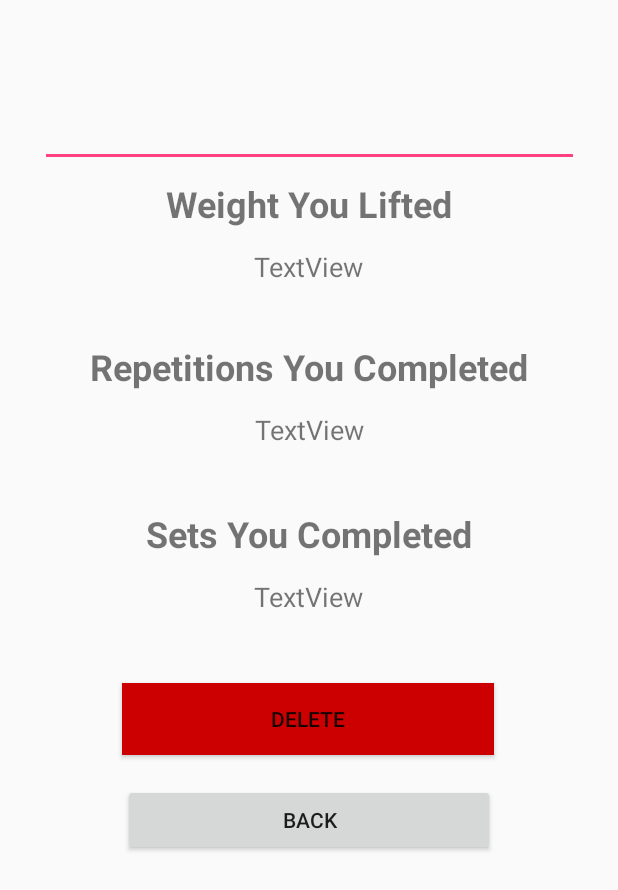
After one commit to jkcaldwe/CIS535_Android, an Android app: the layout activity_history2.xml on its own in the app's theme, with its tools: preview values and no code run, on a phone screen of 412 x 824 dp. The commit adds this screen. Shown: the top 890 px of the screen. Run offline under Robolectric (Android 15) with nearby library versions, the phone set to English and light mode, and no system bars.

Commit message:
both history pages working.  Adding delete function

```diff
--- a/app/src/main/AndroidManifest.xml
+++ b/app/src/main/AndroidManifest.xml
@@ -23,8 +23,8 @@
         <activity android:name=".UserAreaActivity" />
         <activity android:name=".InfoActivity" />
         <activity android:name=".HistoryActivity" />
-        <activity android:name=".NewExerciseActivity"></activity>
+        <activity android:name=".NewExerciseActivity" />
+        <activity android:name=".HistoryActivity2"></activity>
     </application>
 
-
-    </manifest>
+</manifest>
--- /dev/null
+++ b/app/src/main/res/layout/activity_history2.xml
@@ -0,0 +1,145 @@
+<?xml version="1.0" encoding="utf-8"?>
+<android.support.constraint.ConstraintLayout xmlns:android="http://schemas.android.com/apk/res/android"
+    xmlns:app="http://schemas.android.com/apk/res-auto"
+    xmlns:tools="http://schemas.android.com/tools"
+    android:layout_width="match_parent"
+    android:layout_height="match_parent"
+    tools:context="edu.umich.kvmyrick.getfit.HistoryActivity2">
+
+    <EditText
+        android:id="@+id/hist2mainText"
+        android:layout_width="359dp"
+        android:layout_height="105dp"
+        android:layout_marginLeft="8dp"
+        android:layout_marginRight="8dp"
+        android:layout_marginTop="6dp"
+        android:ems="10"
+        android:inputType="textMultiLine"
+        android:textAlignment="center"
+        android:textColor="@android:color/holo_blue_dark"
+        android:textSize="24sp"
+        android:textStyle="bold"
+        app:layout_constraintLeft_toLeftOf="parent"
+        app:layout_constraintRight_toRightOf="parent"
+        app:layout_constraintTop_toTopOf="parent" />
+
+    <TextView
+        android:id="@+id/textView3"
+        android:layout_width="354dp"
+        android:layout_height="46dp"
+        android:layout_marginTop="8dp"
+        android:text="Weight You Lifted"
+        android:textAlignment="center"
+        android:textSize="24sp"
+        android:textStyle="bold"
+        app:layout_constraintTop_toBottomOf="@+id/hist2mainText"
+        android:layout_marginLeft="8dp"
+        app:layout_constraintLeft_toLeftOf="parent"
+        android:layout_marginRight="8dp"
+        app:layout_constraintRight_toRightOf="parent"
+        app:layout_constraintHorizontal_bias="0.512" />
+
+    <TextView
+        android:id="@+id/HistWeightText"
+        android:layout_width="350dp"
+        android:layout_height="45dp"
+        android:text="TextView"
+        android:textAlignment="center"
+        android:textSize="18sp"
+        android:layout_marginTop="0dp"
+        app:layout_constraintTop_toBottomOf="@+id/textView3"
+        android:layout_marginLeft="8dp"
+        app:layout_constraintLeft_toLeftOf="parent"
+        android:layout_marginRight="8dp"
+        app:layout_constraintRight_toRightOf="parent"
+        app:layout_constraintHorizontal_bias="0.488" />
+
+    <TextView
+        android:id="@+id/textView6"
+        android:layout_width="354dp"
+        android:layout_height="46dp"
+        android:layout_marginLeft="8dp"
+        android:layout_marginRight="8dp"
+        android:layout_marginTop="17dp"
+        android:text="Repetitions You Completed"
+        android:textAlignment="center"
+        android:textSize="24sp"
+        android:textStyle="bold"
+        app:layout_constraintHorizontal_bias="0.488"
+        app:layout_constraintLeft_toLeftOf="parent"
+        app:layout_constraintRight_toRightOf="parent"
+        app:layout_constraintTop_toBottomOf="@+id/HistWeightText" />
+
+    <TextView
+        android:id="@+id/HistRepsText"
+        android:layout_width="349dp"
+        android:layout_height="47dp"
+        android:text="TextView"
+        android:textAlignment="center"
+        android:textSize="18sp"
+        android:layout_marginTop="0dp"
+        app:layout_constraintTop_toBottomOf="@+id/textView6"
+        android:layout_marginLeft="8dp"
+        app:layout_constraintLeft_toLeftOf="parent"
+        android:layout_marginRight="8dp"
+        app:layout_constraintRight_toRightOf="parent" />
+
+    <TextView
+        android:id="@+id/textView8"
+        android:layout_width="354dp"
+        android:layout_height="46dp"
+        android:layout_marginLeft="8dp"
+        android:layout_marginRight="8dp"
+        android:layout_marginTop="18dp"
+        android:text="Sets You Completed"
+        android:textAlignment="center"
+        android:textSize="24sp"
+        android:textStyle="bold"
+        app:layout_constraintHorizontal_bias="0.488"
+        app:layout_constraintLeft_toLeftOf="parent"
+        app:layout_constraintRight_toRightOf="parent"
+        app:layout_constraintTop_toBottomOf="@+id/HistRepsText" />
+
+    <TextView
+        android:id="@+id/HistSetsText"
+        android:layout_width="350dp"
+        android:layout_height="44dp"
+        android:layout_marginLeft="8dp"
+        android:layout_marginRight="8dp"
+        android:layout_marginTop="0dp"
+        android:text="TextView"
+        android:textAlignment="center"
+        android:textSize="18sp"
+        app:layout_constraintHorizontal_bias="0.488"
+        app:layout_constraintLeft_toLeftOf="parent"
+        app:layout_constraintRight_toRightOf="parent"
+        app:layout_constraintTop_toBottomOf="@+id/textView8" />
+
+    <Button
+        android:id="@+id/hist2Delete"
+        android:layout_width="248dp"
+        android:layout_height="48dp"
+        android:layout_marginLeft="8dp"
+        android:layout_marginRight="8dp"
+        android:layout_marginTop="26dp"
+        android:text="Delete"
+        app:layout_constraintHorizontal_bias="0.496"
+        app:layout_constraintLeft_toLeftOf="parent"
+        app:layout_constraintRight_toRightOf="parent"
+        app:layout_constraintTop_toBottomOf="@+id/HistSetsText"
+        android:background="@android:color/holo_red_dark"
+        />
+
+    <Button
+        android:id="@+id/hist2Back"
+        android:layout_width="248dp"
+        android:layout_height="48dp"
+        android:layout_marginLeft="8dp"
+        android:layout_marginRight="8dp"
+        android:layout_marginTop="19dp"
+        android:text="Back"
+        app:layout_constraintLeft_toLeftOf="parent"
+        app:layout_constraintRight_toRightOf="parent"
+        app:layout_constraintTop_toBottomOf="@+id/hist2Delete" />
+
+</android.support.constraint.ConstraintLayout>
--- a/app/src/main/res/layout/activity_login.xml
+++ b/app/src/main/res/layout/activity_login.xml
@@ -56,6 +56,7 @@
         android:text="Register Here"
         android:textColor="@android:color/holo_green_dark"
         android:textSize="18sp"
+        android:textStyle="bold"
         app:layout_constraintHorizontal_bias="0.498"
         app:layout_constraintLeft_toLeftOf="parent"
         app:layout_constraintRight_toRightOf="parent"
--- a/app/src/main/res/layout/activity_new_exercise.xml
+++ b/app/src/main/res/layout/activity_new_exercise.xml
@@ -21,6 +21,7 @@
         android:textAlignment="center"
         android:textAppearance="@style/TextAppearance.AppCompat.Display1"
         android:textColor="?attr/colorControlNormal"
+        android:textStyle="bold"
         app:layout_constraintLeft_toLeftOf="parent"
         app:layout_constraintRight_toRightOf="parent"
         app:layout_constraintTop_toTopOf="parent" />
--- a/app/src/main/res/layout/activity_user_area.xml
+++ b/app/src/main/res/layout/activity_user_area.xml
@@ -60,6 +60,8 @@
         android:text="Welcome"
         android:textAppearance="@style/TextAppearance.AppCompat.Display1"
         android:textColor="?attr/colorControlNormal"
+        android:textSize="30sp"
+        android:textStyle="bold"
         app:layout_constraintLeft_toRightOf="@+id/imageView3"
         app:layout_constraintTop_toTopOf="parent" />
 
```
Also changed, not shown: app/src/main/java/edu/umich/kvmyrick/getfit/HistoryActivity.java (+23 -6 lines), app/src/main/java/edu/umich/kvmyrick/getfit/HistoryActivity2.java (added, +47 -0 lines), app/src/main/res/layout/activity_history.xml (+6 -1 lines), app/src/main/res/layout/activity_info.xml (+5 -4 lines).
